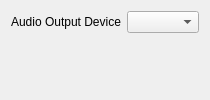
This is vba2/vba2/settings/settingssheet_audiooutput.ui in LingYunZhi/gbxemu as Qt 5 draws it before an edit. The edited form follows.
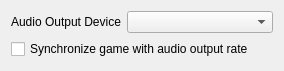
This is the edited form. Icons and pictures are not drawn.

Commit message: add control for audio sync

Patch:
```diff
--- a/vba2/vba2/settings/settingssheet_audiooutput.ui
+++ b/vba2/vba2/settings/settingssheet_audiooutput.ui
@@ -2,6 +2,14 @@
 <ui version="4.0">
  <class>SettingsSheet_AudioOutput</class>
  <widget class="QWidget" name="SettingsSheet_AudioOutput">
+  <property name="geometry">
+   <rect>
+    <x>0</x>
+    <y>0</y>
+    <width>284</width>
+    <height>71</height>
+   </rect>
+  </property>
   <property name="windowTitle">
    <string>Audio Output</string>
   </property>
@@ -24,6 +32,13 @@
      </property>
     </widget>
    </item>
+   <item row="1" column="0" colspan="2">
+    <widget class="QCheckBox" name="checkBox_audioSync">
+     <property name="text">
+      <string>Synchronize game with audio output rate</string>
+     </property>
+    </widget>
+   </item>
   </layout>
  </widget>
  <resources>
```
The commit also changes 1 other file.
